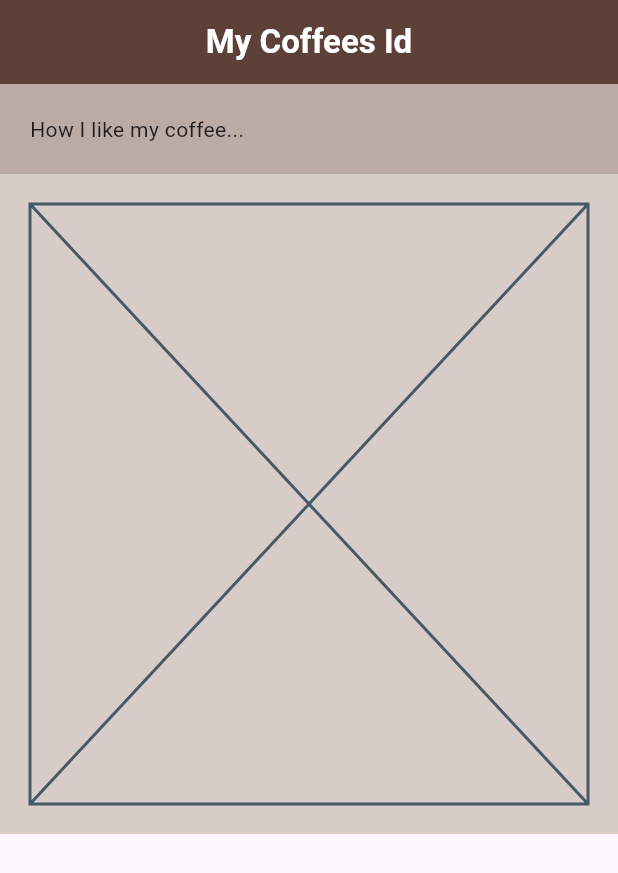
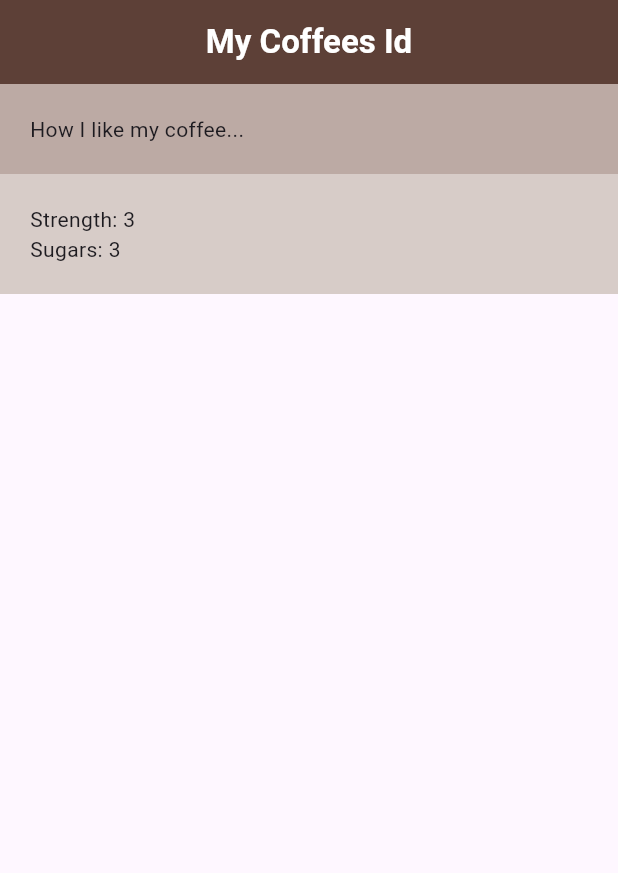
Before and after one commit to kahoragachau/coffee_card, a Flutter app: the screen it shows after launch, on a phone screen of 412 x 824 dp. Shown: the top 873 px of the screen. Run offline on Flutter 3.47's test engine with Material 3 defaults, Android fonts, the phone set to English and light mode, and no system bars.

Commit message:
feat: Add Rows to coffee prefs component

```diff
--- a/lib/coffee_prefs.dart
+++ b/lib/coffee_prefs.dart
@@ -5,6 +5,23 @@ class CoffeePrefs extends StatelessWidget {
 
   @override
   Widget build(BuildContext context) {
-    return const Placeholder();
+    return const Column(
+      children: [
+        Row(
+          children: [
+            Text('Strength: '),
+            Text('3'),
+            SizedBox(width: 50),
+          ],
+        ),
+                Row(
+          children: [
+            Text('Sugars: '),
+            Text('3'),
+            SizedBox(width: 50),
+          ],
+        )
+      ],
+    );
   }
 }
```
